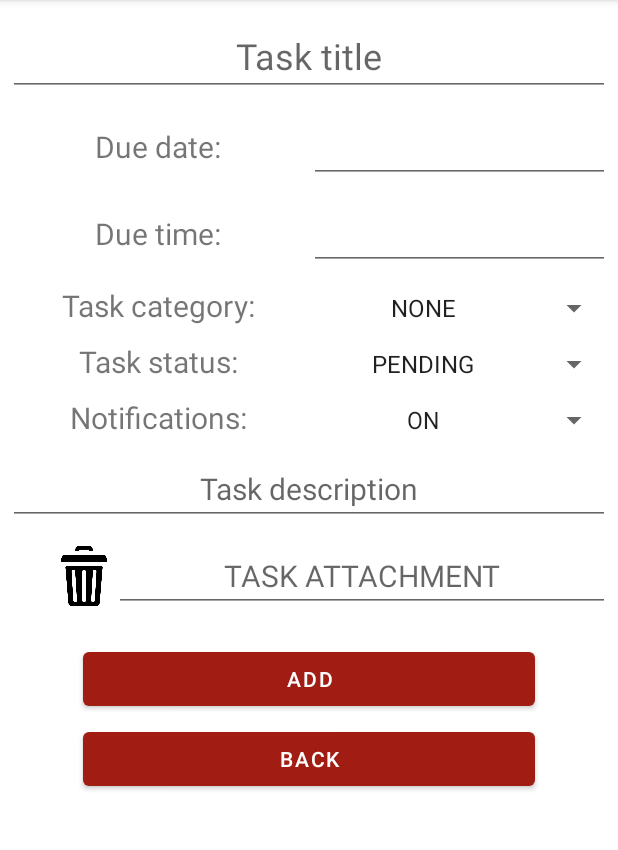
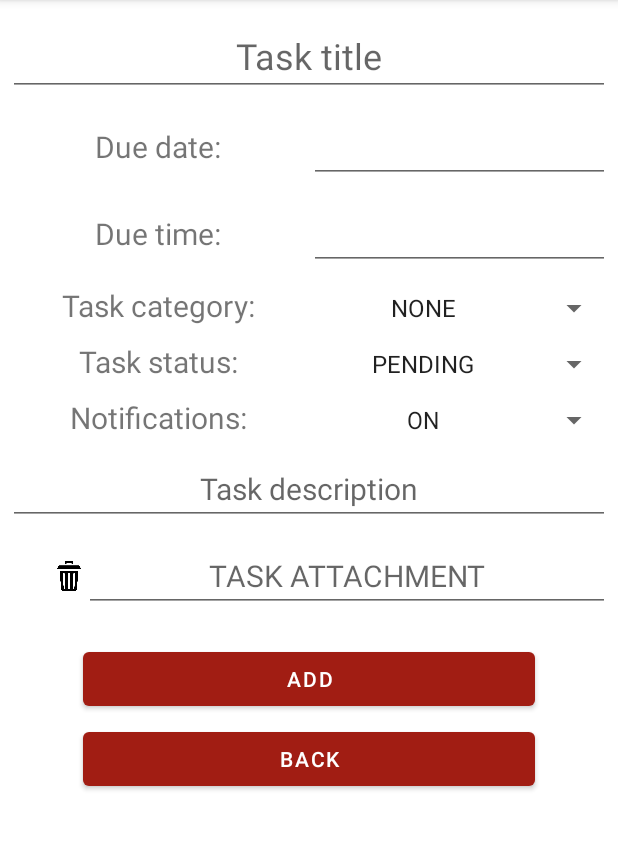
Before and after one commit to MRajczyk/ListaTODOPAM_23, an Android app: the screen it shows after launch (MainActivity), after a tap on an icon or button, on a phone screen of 412 x 824 dp, the part 84-934 px from its top. Run offline under Robolectric (Android 15) with nearby library versions, the phone set to English and light mode, and no system bars.

Commit message:
current state

```diff
--- a/app/src/main/java/com/example/pam_listatodo/fragments/NewTaskFragment.java
+++ b/app/src/main/java/com/example/pam_listatodo/fragments/NewTaskFragment.java
@@ -196,7 +196,7 @@ public class NewTaskFragment extends Fragment {
             ((MainActivity) requireActivity()).getAllTasks();
 
             if (taskNotifications.getSelectedItem().toString().equals("ON")) {
-                ((MainActivity) requireActivity()).setAlarm(taskData);
+                ((MainActivity) requireActivity()).scheduleNotification(taskData);
             }
             switchFragment();
         }
--- /dev/null
+++ b/app/src/main/res/layout-land/fragment_new_task.xml
@@ -0,0 +1,254 @@
+<?xml version="1.0" encoding="utf-8"?>
+<LinearLayout xmlns:android="http://schemas.android.com/apk/res/android"
+    xmlns:app="http://schemas.android.com/apk/res-auto"
+    android:layout_width="match_parent"
+    android:layout_height="match_parent"
+    android:orientation="horizontal">
+
+    <LinearLayout
+        android:layout_width="0dp"
+        android:layout_weight="1"
+        android:layout_height="match_parent"
+        android:orientation="vertical">
+
+        <TableLayout
+            android:layout_width="match_parent"
+            android:layout_height="wrap_content"
+            android:layout_margin="5dp">
+
+            <TableRow
+                android:layout_width="match_parent"
+                android:layout_height="match_parent"
+                android:layout_marginTop="5dp">
+
+                <EditText
+                    android:id="@+id/task_title"
+                    android:layout_width="0dp"
+                    android:layout_height="wrap_content"
+                    android:layout_weight="1"
+                    android:inputType="text"
+                    android:maxLines="1"
+                    android:hint="Task title"
+                    android:maxLength="20"
+                    android:textAlignment="center"
+                    android:textSize="24sp" />
+            </TableRow>
+
+            <TableRow
+                android:layout_width="match_parent"
+                android:layout_height="match_parent"
+                android:layout_marginTop="5dp">
+
+                <TextView
+                    android:id="@+id/due_date"
+                    android:layout_width="0dp"
+                    android:layout_height="wrap_content"
+                    android:layout_weight="1"
+                    android:text="@string/due_date"
+                    android:textAlignment="center"
+                    android:textSize="20sp" />
+
+                <EditText
+                    android:id="@+id/due_date_value"
+                    android:layout_width="0dp"
+                    android:layout_height="wrap_content"
+                    android:layout_weight="1"
+                    android:editable="false"
+                    android:focusable="false"
+                    android:textAlignment="center"
+                    android:textSize="20sp" />
+            </TableRow>
+
+            <TableRow
+                android:layout_width="match_parent"
+                android:layout_height="match_parent"
+                android:layout_marginTop="5dp">
+
+                <TextView
+                    android:id="@+id/due_time"
+                    android:layout_width="0dp"
+                    android:layout_height="wrap_content"
+                    android:layout_weight="1"
+                    android:text="@string/due_time"
+                    android:textAlignment="center"
+                    android:textSize="20sp" />
+
+                <EditText
+                    android:id="@+id/due_time_value"
+                    android:layout_width="0dp"
+                    android:layout_height="wrap_content"
+                    android:layout_weight="1"
+                    android:editable="false"
+                    android:focusable="false"
+                    android:textAlignment="center"
+                    android:textSize="20sp" />
+            </TableRow>
+
+            <TableRow
+                android:layout_width="match_parent"
+                android:layout_height="match_parent"
+                android:layout_marginTop="5dp">
+
+                <TextView
+                    android:id="@+id/task_category"
+                    android:layout_width="0dp"
+                    android:layout_height="wrap_content"
+                    android:layout_weight="1"
+                    android:text="@string/task_category"
+                    android:textAlignment="center"
+                    android:textSize="20sp" />
+
+                <Spinner
+                    android:id="@+id/task_category_value"
+                    android:layout_width="0dp"
+                    android:layout_height="wrap_content"
+                    android:layout_weight="1"
+                    android:entries="@array/categoryValues"
+                    android:textAlignment="center"
+                    android:textSize="20sp" />
+            </TableRow>
+
+            <TableRow
+                android:layout_width="match_parent"
+                android:layout_height="match_parent"
+                android:layout_marginTop="5dp">
+
+                <TextView
+                    android:id="@+id/task_status"
+                    android:layout_width="0dp"
+                    android:layout_height="wrap_content"
+                    android:layout_weight="1"
+                    android:text="@string/task_status"
+                    android:textAlignment="center"
+                    android:textSize="20sp" />
+
+                <Spinner
+                    android:id="@+id/task_status_value"
+                    android:layout_width="0dp"
+                    android:layout_height="wrap_content"
+                    android:layout_weight="1"
+                    android:entries="@array/statusValues"
+                    android:textAlignment="center"
+                    android:textSize="20sp" />
+            </TableRow>
+
+            <TableRow
+                android:layout_width="match_parent"
+                android:layout_height="match_parent"
+                android:layout_marginTop="5dp">
+
+                <TextView
+                    android:id="@+id/task_notifcation_enabled"
+                    android:layout_width="0dp"
+                    android:layout_height="wrap_content"
+                    android:layout_weight="1"
+                    android:text="@string/notifications"
+                    android:textAlignment="center"
+                    android:textSize="20sp" />
+
+                <Spinner
+                    android:id="@+id/task_notification_enabled_value"
+                    android:layout_width="0dp"
+                    android:layout_height="wrap_content"
+                    android:layout_weight="1"
+                    android:entries="@array/notificationValues"
+                    android:textAlignment="center"
+                    android:textSize="20sp" />
+            </TableRow>
+
+        </TableLayout>
+
+    </LinearLayout>
+
+    <LinearLayout
+        android:layout_width="0dp"
+        android:layout_weight="1"
+        android:layout_height="match_parent"
+        android:orientation="vertical">
+
+        <TableLayout
+            android:layout_width="match_parent"
+            android:layout_height="wrap_content"
+            android:layout_margin="5dp">
+
+
+            <TableRow
+                android:layout_width="match_parent"
+                android:layout_height="match_parent"
+                android:layout_marginTop="5dp">
+
+                <EditText
+                    android:id="@+id/task_titleion"
+                    android:layout_width="0dp"
+                    android:layout_height="wrap_content"
+                    android:layout_weight="1"
+                    android:inputType="textMultiLine"
+                    android:maxLines="3"
+                    android:hint="Task description"
+                    android:maxLength="100"
+                    android:textAlignment="center"
+                    android:textSize="20sp" />
+            </TableRow>
+
+            <TableRow
+                android:layout_width="match_parent"
+                android:layout_height="match_parent"
+                android:layout_marginTop="5dp">
+
+                <LinearLayout
+                    android:layout_width="wrap_content"
+                    android:layout_height="wrap_content"
+                    android:orientation="vertical">
+
+                    <ImageView
+                        android:id="@+id/delete_attachment"
+                        android:layout_width="20dp"
+                        android:layout_height="20dp"
+                        android:layout_gravity="center|end"
+                        android:layout_marginStart="15dp"
+                        app:srcCompat="@drawable/bin" />
+
+                    <ImageView
+                        android:id="@+id/view_attachment"
+                        android:layout_marginTop="10dp"
+                        android:layout_width="20dp"
+                        android:layout_height="20dp"
+                        android:layout_gravity="center|end"
+                        android:layout_marginStart="15dp"
+                        app:srcCompat="@drawable/magnifying_glass" />
+                </LinearLayout>
+
+                <EditText
+                    android:id="@+id/task_attachment"
+                    android:layout_width="0dp"
+                    android:layout_height="wrap_content"
+                    android:layout_weight="1"
+                    android:editable="false"
+                    android:focusable="false"
+                    android:inputType="text"
+                    android:maxLines="1"
+                    android:hint="TASK ATTACHMENT"
+                    android:textAlignment="center"
+                    android:textSize="20sp" />
+            </TableRow>
+
+        </TableLayout>
+
+        <Button
+            android:id="@+id/returnb"
+            android:layout_width="match_parent"
+            android:layout_height="wrap_content"
+            android:layout_marginHorizontal="55dp"
+            android:layout_marginTop="5dp"
+            android:text="@string/back" />
+
+        <Button
+            android:id="@+id/create"
+            android:layout_width="match_parent"
+            android:layout_height="wrap_content"
+            android:layout_marginHorizontal="55dp"
+            android:layout_marginTop="5dp"
+            android:text="@string/ADD" />
+    </LinearLayout>
+
+</LinearLayout>
--- a/app/src/main/res/layout/fragment_new_task.xml
+++ b/app/src/main/res/layout/fragment_new_task.xml
@@ -21,6 +21,9 @@
                 android:layout_height="wrap_content"
                 android:layout_weight="1"
                 android:hint="Task title"
+                android:inputType="text"
+                android:maxLines="1"
+                android:maxLength="20"
                 android:textAlignment="center"
                 android:textSize="24sp" />
         </TableRow>
@@ -155,9 +158,12 @@
             <EditText
                 android:id="@+id/task_description"
                 android:layout_width="0dp"
+                android:inputType="textMultiLine"
+                android:maxLines="3"
                 android:layout_height="wrap_content"
-                android:layout_weight="1"
+                android:layout_weight="3"
                 android:hint="Task description"
+                android:maxLength="100"
                 android:textAlignment="center"
                 android:textSize="20sp" />
         </TableRow>
@@ -169,8 +175,8 @@
 
             <ImageView
                 android:id="@+id/delete_attachment"
-                android:layout_width="40dp"
-                android:layout_height="40dp"
+                android:layout_width="20dp"
+                android:layout_height="20dp"
                 android:layout_gravity="center|end"
                 android:layout_marginStart="15dp"
                 app:srcCompat="@drawable/bin" />
--- a/app/src/main/res/values/strings.xml
+++ b/app/src/main/res/values/strings.xml
@@ -12,4 +12,5 @@
     <string name="task_category">Task category:</string>
     <string name="task_status">Task status:</string>
     <string name="notifications">Notifications:</string>
+    <string name="time_created">Creation Time:</string>
 </resources>
```
Also changed, not shown: app/src/main/java/com/example/pam_listatodo/MainActivity.java (+4 -5 lines), app/src/main/java/com/example/pam_listatodo/fragments/EditTaskFragment.java (+10 -4 lines), app/src/main/java/com/example/pam_listatodo/fragments/RecyclerViewFragment.java (+9 -5 lines), app/src/main/res/layout-land/fragment_edit_task.xml (added, +281 -0 lines), app/src/main/res/layout/fragment_edit_task.xml (+33 -0 lines).
